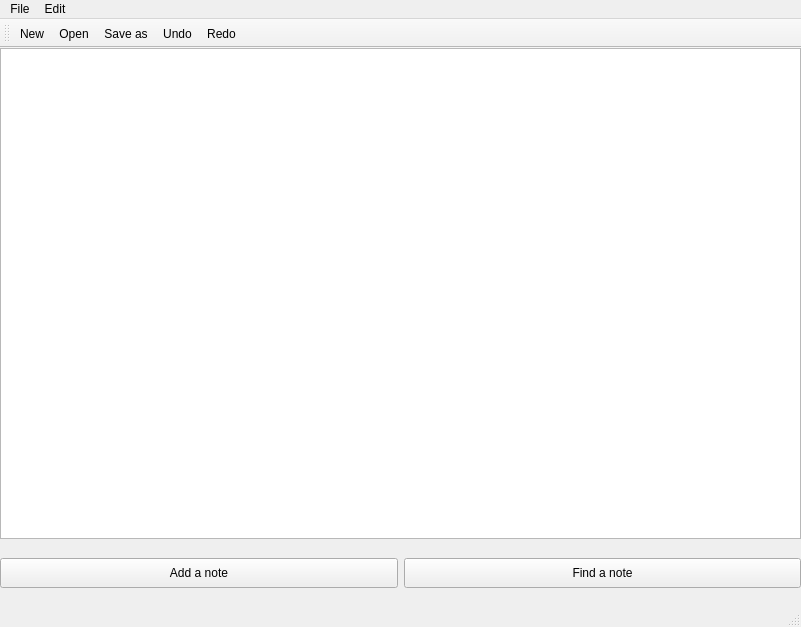
Qt form mainwindow.ui (Alexander-1703/QtNotepad) before a commit.
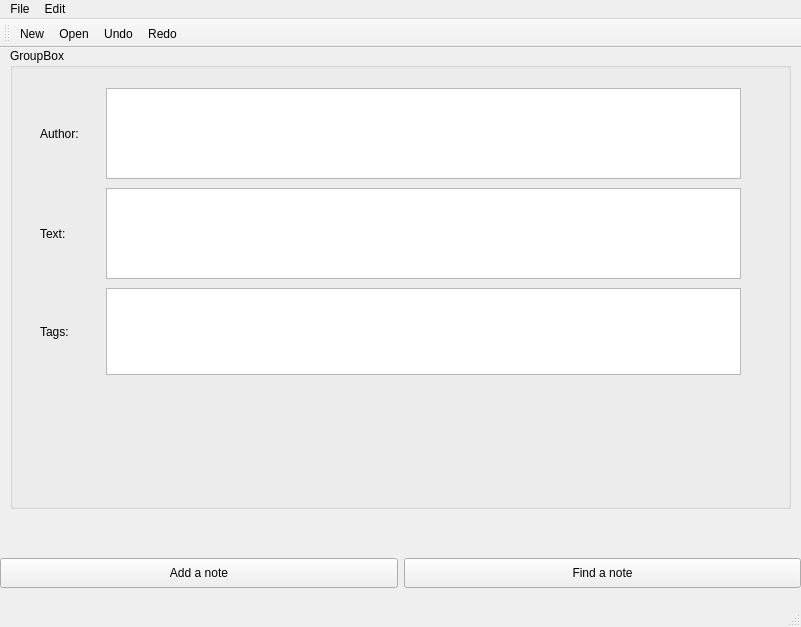
The same form after that commit. Icons and pictures are not drawn.

Commit message: main window

Diff of the .ui file:
```diff
--- a/mainwindow.ui
+++ b/mainwindow.ui
@@ -14,31 +14,6 @@
    <string>MainWindow</string>
   </property>
   <widget class="QWidget" name="centralwidget">
-   <widget class="QWidget" name="verticalLayoutWidget">
-    <property name="geometry">
-     <rect>
-      <x>0</x>
-      <y>0</y>
-      <width>801</width>
-      <height>491</height>
-     </rect>
-    </property>
-    <layout class="QVBoxLayout" name="verticalLayout_2">
-     <item>
-      <widget class="QTextEdit" name="textEdit">
-       <property name="enabled">
-        <bool>true</bool>
-       </property>
-       <property name="maximumSize">
-        <size>
-         <width>16777215</width>
-         <height>16777215</height>
-        </size>
-       </property>
-      </widget>
-     </item>
-    </layout>
-   </widget>
    <widget class="QWidget" name="horizontalLayoutWidget">
     <property name="geometry">
      <rect>
@@ -77,6 +52,115 @@
      </item>
     </layout>
    </widget>
+   <widget class="QGroupBox" name="groupBox">
+    <property name="geometry">
+     <rect>
+      <x>10</x>
+      <y>0</y>
+      <width>781</width>
+      <height>461</height>
+     </rect>
+    </property>
+    <property name="title">
+     <string>GroupBox</string>
+    </property>
+    <widget class="QWidget" name="horizontalLayoutWidget_2">
+     <property name="geometry">
+      <rect>
+       <x>30</x>
+       <y>40</y>
+       <width>701</width>
+       <height>91</height>
+      </rect>
+     </property>
+     <layout class="QHBoxLayout" name="horizontalLayout">
+      <item>
+       <widget class="QLabel" name="label">
+        <property name="minimumSize">
+         <size>
+          <width>60</width>
+          <height>0</height>
+         </size>
+        </property>
+        <property name="maximumSize">
+         <size>
+          <width>60</width>
+          <height>16777215</height>
+         </size>
+        </property>
+        <property name="text">
+         <string>Author: </string>
+        </property>
+       </widget>
+      </item>
+      <item>
+       <widget class="QTextEdit" name="textEdit"/>
+      </item>
+     </layout>
+    </widget>
+    <widget class="QWidget" name="horizontalLayoutWidget_4">
+     <property name="geometry">
+      <rect>
+       <x>30</x>
+       <y>240</y>
+       <width>701</width>
+       <height>87</height>
+      </rect>
+     </property>
+     <layout class="QHBoxLayout" name="horizontalLayout_4">
+      <item>
+       <widget class="QLabel" name="label_3">
+        <property name="minimumSize">
+         <size>
+          <width>60</width>
+          <height>0</height>
+         </size>
+        </property>
+        <property name="text">
+         <string>Tags: </string>
+        </property>
+       </widget>
+      </item>
+      <item>
+       <widget class="QTextEdit" name="textEdit_3"/>
+      </item>
+     </layout>
+    </widget>
+    <widget class="QWidget" name="horizontalLayoutWidget_3">
+     <property name="geometry">
+      <rect>
+       <x>30</x>
+       <y>140</y>
+       <width>701</width>
+       <height>91</height>
+      </rect>
+     </property>
+     <layout class="QHBoxLayout" name="horizontalLayout_2">
+      <item>
+       <widget class="QLabel" name="label_2">
+        <property name="minimumSize">
+         <size>
+          <width>60</width>
+          <height>0</height>
+         </size>
+        </property>
+        <property name="maximumSize">
+         <size>
+          <width>80</width>
+          <height>16777215</height>
+         </size>
+        </property>
+        <property name="text">
+         <string>Text: </string>
+        </property>
+       </widget>
+      </item>
+      <item>
+       <widget class="QTextEdit" name="textEdit_2"/>
+      </item>
+     </layout>
+    </widget>
+   </widget>
   </widget>
   <widget class="QMenuBar" name="menubar">
    <property name="geometry">
@@ -123,7 +207,6 @@
    </attribute>
    <addaction name="actionNew"/>
    <addaction name="actionOpen"/>
-   <addaction name="actionSave_as"/>
    <addaction name="actionUndo"/>
    <addaction name="actionRedo"/>
   </widget>
@@ -146,24 +229,6 @@
     <string>Open</string>
    </property>
   </action>
-  <action name="actionSave_as">
-   <property name="icon">
-    <iconset resource="Resources.qrc">
-     <normaloff>:/imgs/icons/diskette.png</normaloff>:/imgs/icons/diskette.png</iconset>
-   </property>
-   <property name="text">
-    <string>Save as</string>
-   </property>
-  </action>
-  <action name="actionPrint">
-   <property name="icon">
-    <iconset resource="Resources.qrc">
-     <normaloff>:/imgs/icons/printing.png</normaloff>:/imgs/icons/printing.png</iconset>
-   </property>
-   <property name="text">
-    <string>Print</string>
-   </property>
-  </action>
   <action name="actionExit">
    <property name="icon">
     <iconset resource="Resources.qrc">
```
Left out of the diff: 32 changed lines with no effect on the pictures. The commit also changes 2 other files.
